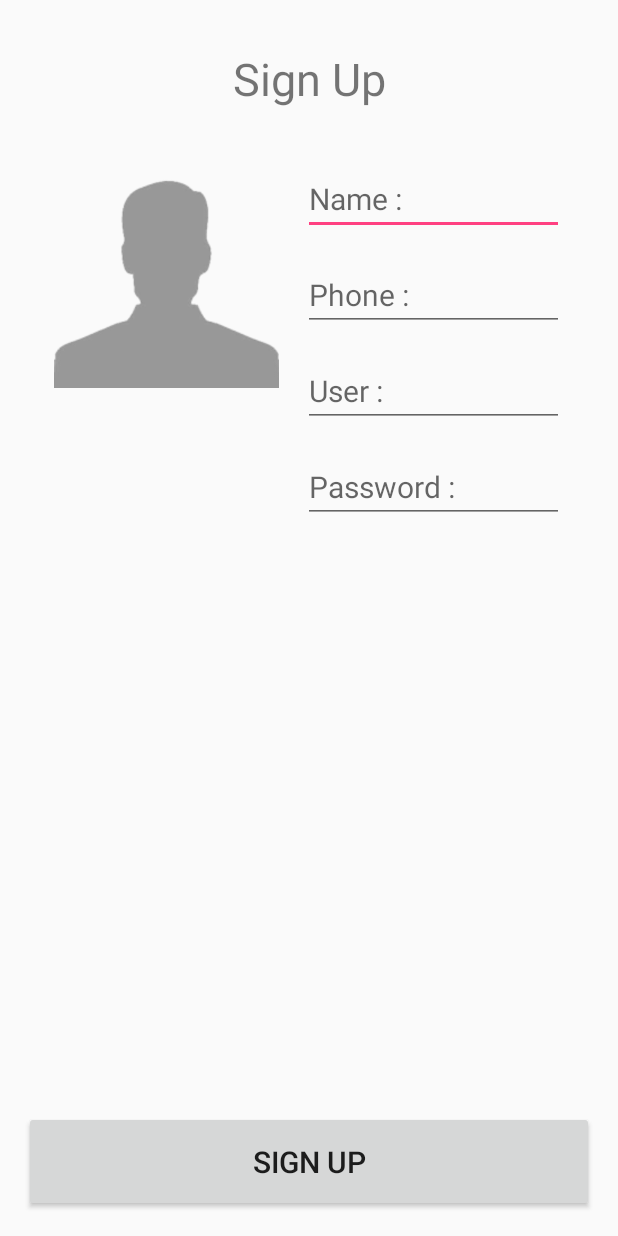
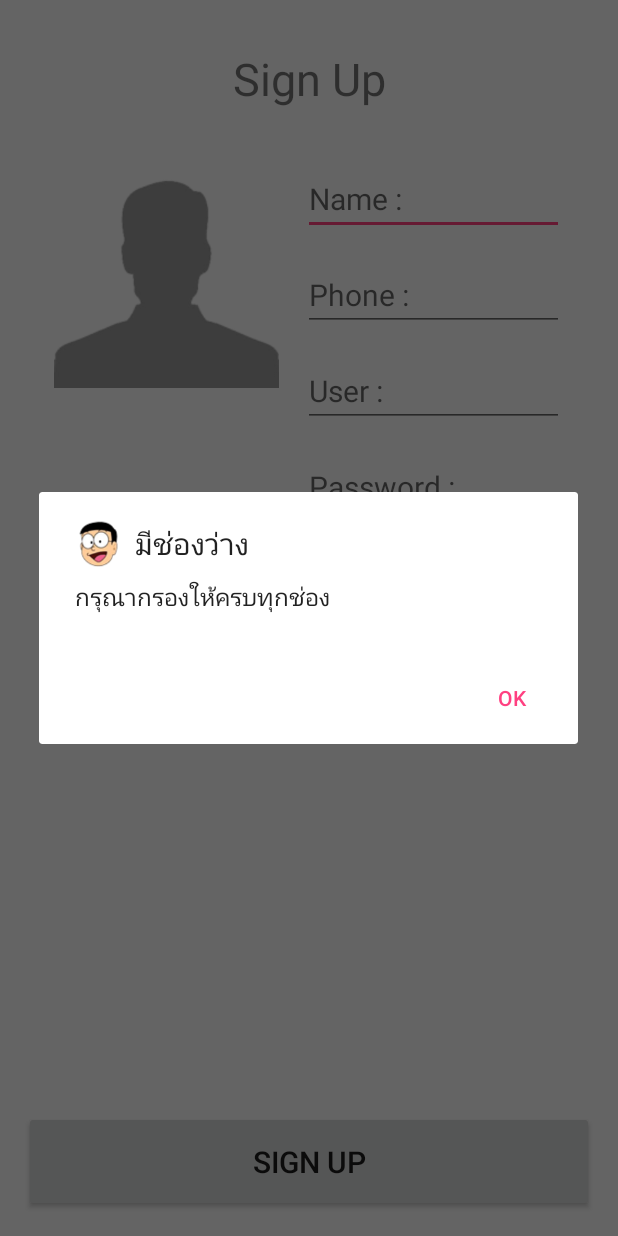
Before and after one commit to vashiravitMore/Easy-KKU, an Android app: the SignUpActivity screen opened directly, with no data from a screen before it, after a tap on "SIGN UP", on a phone screen of 412 x 824 dp. Run offline under Robolectric (Android 15) with nearby library versions, the phone set to English and light mode, and no system bars.

Commit message:
Alerted Error

```diff
--- /dev/null
+++ b/app/src/main/java/muenruekham/vashiravit/easykku/MyAlert.java
@@ -0,0 +1,43 @@
+package muenruekham.vashiravit.easykku;
+
+import android.app.AlertDialog;
+import android.content.Context;
+import android.content.DialogInterface;
+
+/**
+ * Created by vashi on 12-Nov-16.
+ */
+
+public class MyAlert {
+
+    // Explicit
+
+    private Context context;
+    private int anInt; // mean Icon
+    private String titleString, messageString;
+
+    public MyAlert(Context context, int anInt, String titleString, String messageString) {
+        this.context = context;
+        this.anInt = anInt;
+        this.titleString = titleString;
+        this.messageString = messageString;
+    }
+
+    public void myDialog () {
+        AlertDialog.Builder builder = new AlertDialog.Builder(context);
+        builder.setCancelable(false); // user กด ok ข้อความจะหายไป เนื่องจากห้าม undo
+        builder.setIcon(anInt);
+        builder.setTitle(titleString);
+        builder.setMessage(messageString);
+        builder.setPositiveButton("OK", new DialogInterface.OnClickListener() {
+            @Override
+            public void onClick(DialogInterface dialogInterface, int i) {
+                dialogInterface.dismiss();
+            }
+        });
+        builder.show();
+
+
+
+    }  // myDialog
+} // Main Class
--- a/app/src/main/java/muenruekham/vashiravit/easykku/SignUpActivity.java
+++ b/app/src/main/java/muenruekham/vashiravit/easykku/SignUpActivity.java
@@ -58,6 +58,11 @@ public class SignUpActivity extends AppCompatActivity {
                         passwordString.equals("") ) {
                     // Have Space
                     Log.d("12novV1", "Have Space");
+                    MyAlert myAlert = new MyAlert(SignUpActivity.this,
+                            R.drawable.nobita48,
+                            "มีช่องว่าง",
+                            "กรุณากรองให้ครบทุกช่อง");
+                    myAlert.myDialog();
 
 
                 }
```
Also changed, not shown: app/src/main/res/drawable/bird48.png (added), app/src/main/res/drawable/doremon48.png (added), app/src/main/res/drawable/kon48.png (added), app/src/main/res/drawable/nobita48.png (added), app/src/main/res/drawable/rat48.png (added).
